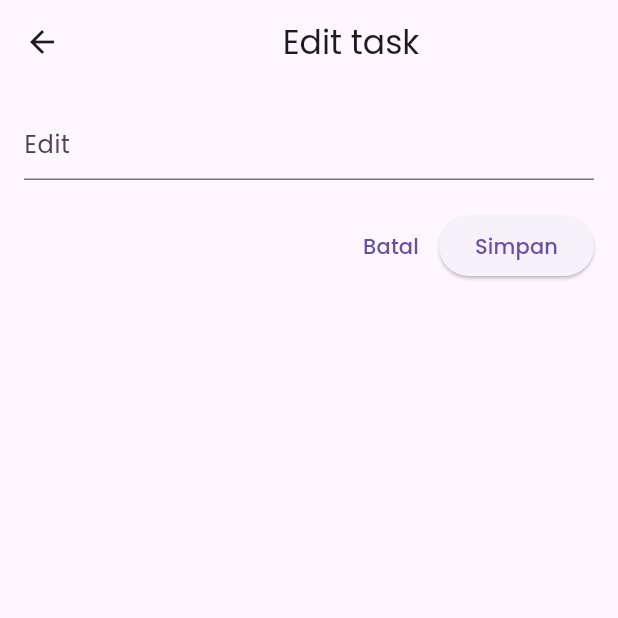
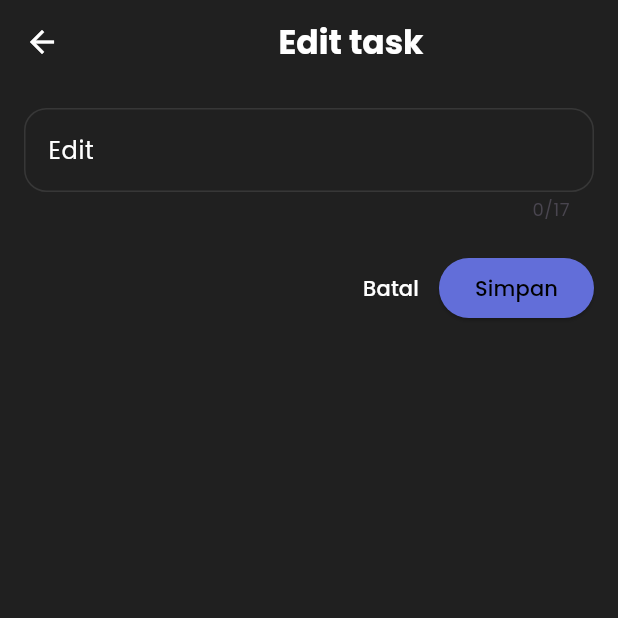
Before and after one commit to ReynardAdimas/DoIt_ReynardAdimasNabil_ITCMobile, a Flutter app: the EditPage screen opened directly with empty values, on a phone screen of 412 x 824 dp, the top half of it. Run offline on Flutter 3.47's test engine with Material 3 defaults, Android fonts, the phone set to English and light mode, and no system bars; our stand-ins replace flutter_material_design_icons, flutter_slidable, google_fonts.

Commit message:
styling edit_page

```diff
--- a/lib/pages/edit_page.dart
+++ b/lib/pages/edit_page.dart
@@ -16,10 +16,18 @@ class EditPage extends StatelessWidget {
     _controller.text = taskName;
 
     return Scaffold(
+      backgroundColor: Color(0xff202020),
       appBar: AppBar(
+        iconTheme: IconThemeData(
+          color: Colors.white
+        ),
         title: Center(
-          child: Text('Edit task'),
+          child: Text('Edit task', style: TextStyle(
+            fontWeight: FontWeight.bold,
+            color: Colors.white
+          ), ),
         ),
+        backgroundColor: Color(0xff202020),
       ),
       body: Padding(
         padding: EdgeInsets.all(16),
@@ -28,8 +36,30 @@ class EditPage extends StatelessWidget {
           children: [
             TextField(
               controller: _controller,
+              maxLength: 17,
+              style: TextStyle(
+                color: Colors.white
+              ),
               decoration: InputDecoration(
-                hintText: 'Edit'
+                hintText: 'Edit',
+                hintStyle: TextStyle(
+                  color: Colors.white
+                ),
+                filled: true,
+                fillColor: Color(0xff202020),
+                enabledBorder: OutlineInputBorder(
+                  borderSide: const BorderSide(
+                    color: Color(0xff373737),
+                  ),
+                  borderRadius: BorderRadius.circular(15)
+                ),
+                focusedBorder: OutlineInputBorder(
+                  borderSide: const BorderSide(
+                    color: Color(0xff373737)
+                  ),
+                  borderRadius: BorderRadius.circular(15)
+                )
+
               ),
             ),
           SizedBox(height: 20,),
@@ -40,14 +70,20 @@ class EditPage extends StatelessWidget {
                 onPressed: () {
                   Navigator.pop(context);
                 },
-                child: Text('Batal')
+                child: Text('Batal',
+                style: TextStyle(
+                  color: Colors.white
+                ),)
                 ),
                 ElevatedButton(
+                  style: ButtonStyle(
+                    backgroundColor: WidgetStatePropertyAll<Color>(Color(0xff626ED9)),
+                  ),
                   onPressed: () {
                     onSave(_controller.text);
                     Navigator.pop(context);
                   },
-                  child: Text('Simpan')
+                  child: Text('Simpan', style: TextStyle(color: Colors.black),)
                   )
             ],
           )
--- a/lib/pages/home_page.dart
+++ b/lib/pages/home_page.dart
@@ -84,7 +84,6 @@ class _HomePageState extends State<HomePage> {
       floatingActionButton: Padding(
         padding: const EdgeInsets.symmetric(horizontal: 20),
         child: Row(
-
           children: [
             Expanded(
               child: Padding(
--- a/lib/util/todo_list.dart
+++ b/lib/util/todo_list.dart
@@ -81,11 +81,12 @@ class TodoList extends StatelessWidget {
 
               ElevatedButton.icon(
                 iconAlignment: IconAlignment.start,
-                style: ButtonStyle(
-
+                style: taskCompleted ? ButtonStyle(
+                  backgroundColor: WidgetStatePropertyAll<Color>(Color(0xffECBB5B)),
+                ) : ButtonStyle(
                   backgroundColor: WidgetStatePropertyAll<Color>(Color(0xffECBB5B)),
                 ),
-                onPressed: editFunction,
+                onPressed: taskCompleted ? DoNothingAction.new : editFunction,
                 icon: Icon(MdiIcons.pen, color: Colors.black,),
                 label:Text('Edit',
                 style: TextStyle(color: Colors.black),),
```
